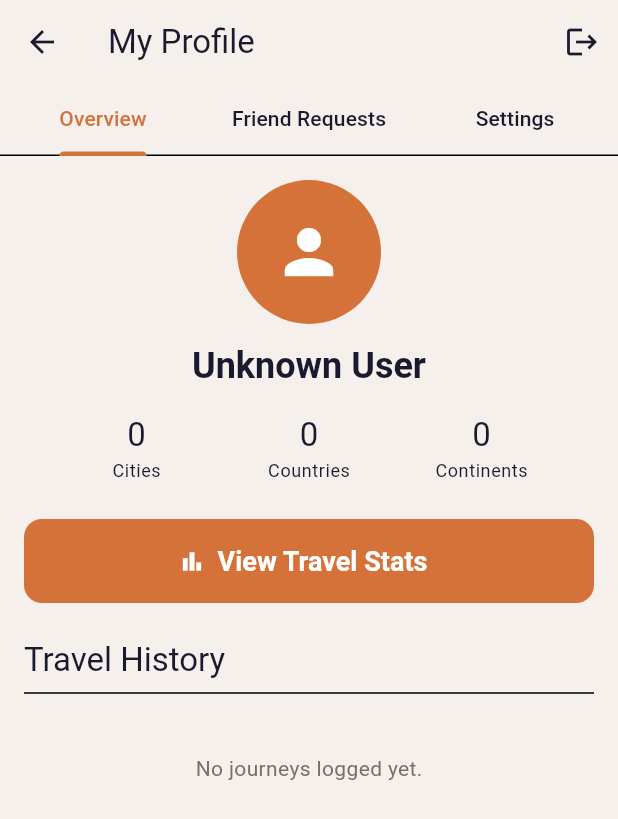
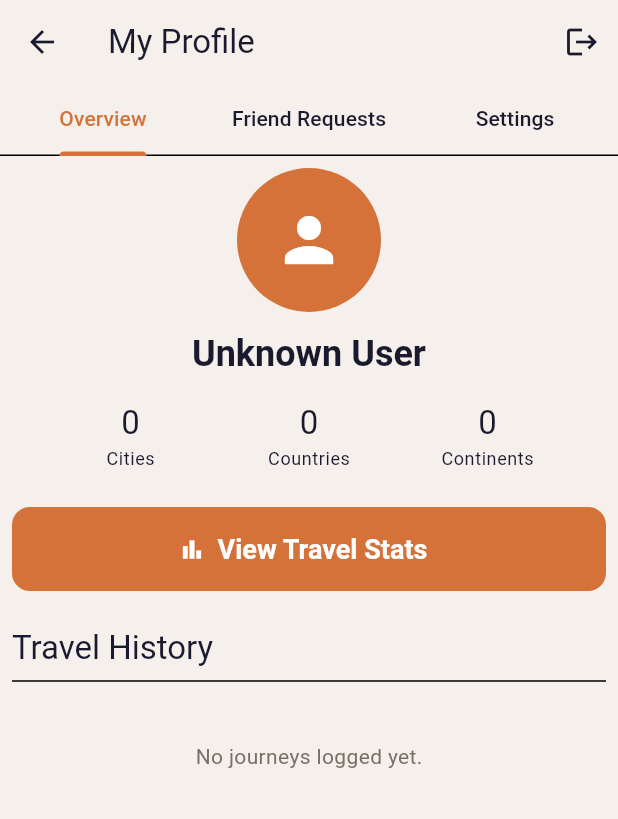
Before and after one commit to maxpaul04/roamly, a Flutter app: the ProfilePage screen opened directly with empty values, on a phone screen of 412 x 824 dp. Shown: the top 819 px of the screen. Run offline on Flutter 3.47's test engine with Material 3 defaults, Android fonts, the phone set to English and light mode, and no system bars; our stand-ins replace firebase_auth, firebase_core, fl_chart, image_picker, sqflite; accounts and stored records are empty; statements that could not run were skipped.

Commit message:
change padding for city-card listviews

```diff
--- a/lib/screens/feed_page.dart
+++ b/lib/screens/feed_page.dart
@@ -50,6 +50,7 @@ class _FeedPageState extends State<FeedPage> {
       body: _logs.isEmpty
         ? const Center(child: Text('No journeys logged yet.'))
         : ListView(
+        padding: const EdgeInsets.all(8),
             children: [
               for (final log in _logs)
                 CityEntryCard(log: log),
--- a/lib/screens/profile_page.dart
+++ b/lib/screens/profile_page.dart
@@ -185,7 +185,7 @@ class _ProfilePageState extends State<ProfilePage> with SingleTickerProviderStat
         final userName = userModel?.userName ?? 'Unknown User';
 
         return ListView(
-          padding: const EdgeInsets.all(16),
+          padding: const EdgeInsets.all(8),
           children: [
             Center(
               child: Column(
```
